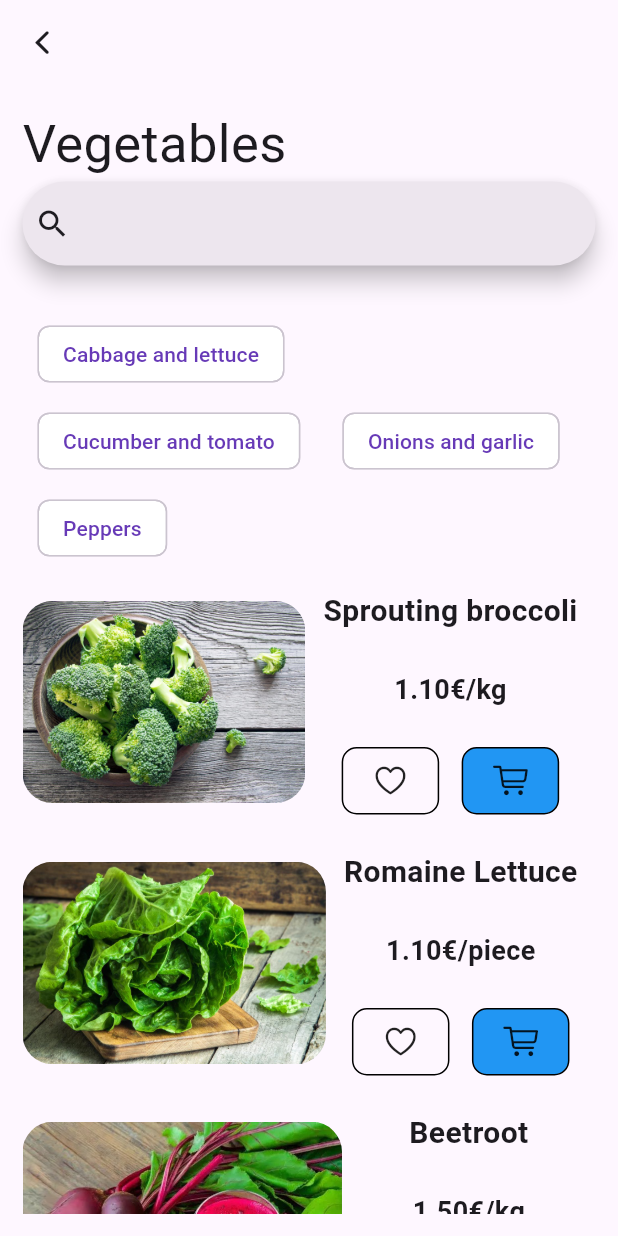
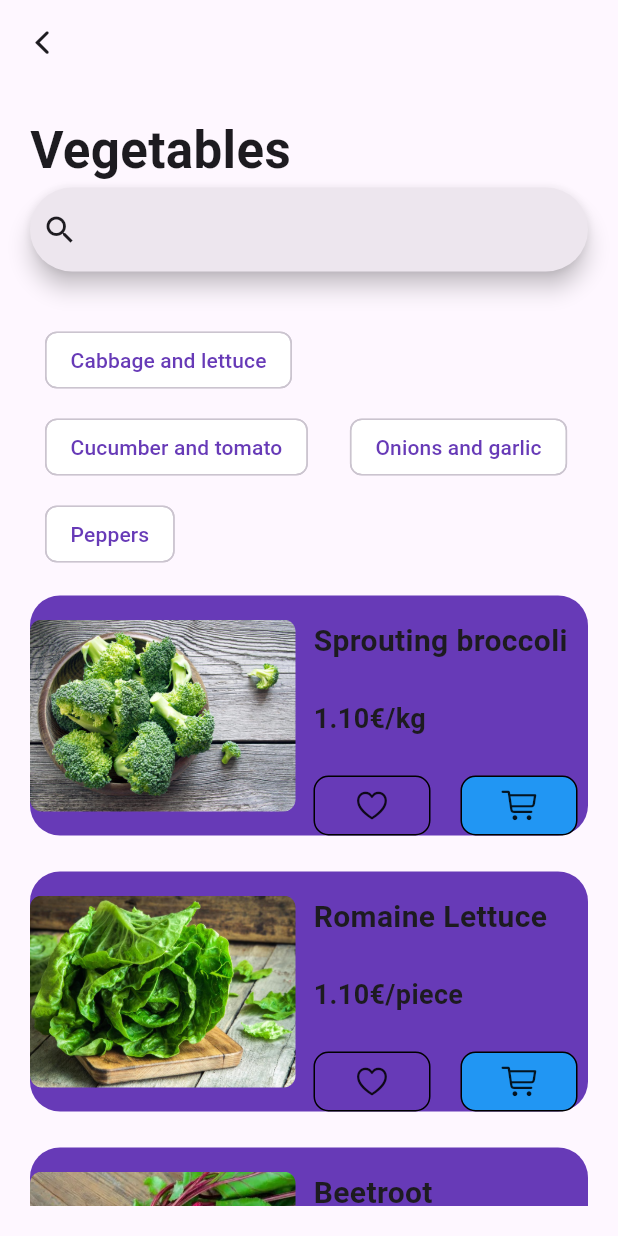
Before and after one commit to tanjilalom/Food-Delivery, a Flutter app: the Vegetables screen opened directly, on a phone screen of 412 x 824 dp. Run offline on Flutter 3.47's test engine with Material 3 defaults, Android fonts, the phone set to English and light mode, and no system bars; our stand-ins replace get.

Commit message:
design updated

```diff
--- a/lib/screen/vegetables.dart
+++ b/lib/screen/vegetables.dart
@@ -23,13 +23,13 @@ class _VegetablesState extends State<Vegetables> {
         ),
       ),
       body: Padding(
-        padding: const EdgeInsets.all(15.0),
+        padding: const EdgeInsets.all(20.0),
         child: Column(
           crossAxisAlignment: CrossAxisAlignment.start,
           children: [
             Text(
               'Vegetables',
-              style: TextStyle(fontSize: 35),
+              style: TextStyle(fontSize: 34, fontWeight: FontWeight.w700),
             ),
             SearchBar(
               leading: Icon(Icons.search),
@@ -46,30 +46,29 @@ class _VegetablesState extends State<Vegetables> {
                   var itemname = vegetable[index];
                   return Padding(
                     padding: EdgeInsets.symmetric(vertical: 12),
-                    child: InkWell(
-                      onTap: () => Get.to(Veginfo()),
-                      borderRadius: BorderRadius.circular(8),
                     child: Container(
-                        height: 150,
+                      height: 160,
                       //color: Colors.purple[100],
                       decoration: BoxDecoration(
                         borderRadius: BorderRadius.circular(20),
+                        color: Colors.deepPurple
                       ),
                       child: Row(
                         children: [
-                            Expanded(
+                          InkWell(
+                            onTap: () => Get.to(Veginfo()),
                             child: ClipRRect(
-                                borderRadius: BorderRadius.circular(20), // Image border
+                              borderRadius: BorderRadius.circular(8), // Image border
                               child: SizedBox.fromSize(
-                                  child: Image.asset(itemname.image, fit: BoxFit.cover),
+                                child: Image.asset(itemname.image, fit: BoxFit.cover, height: 128, width: 177,),
                               ),
                             ),
                           ),
                           Padding(
-                              padding: const EdgeInsets.only(left: 12.0, right: 12.0),
+                            padding: EdgeInsets.only(top: 16, left: 12.0,),
                             child: Column(
-                                mainAxisAlignment:
-                                    MainAxisAlignment.spaceBetween,
+                              crossAxisAlignment: CrossAxisAlignment.start,
+                              mainAxisAlignment: MainAxisAlignment.spaceBetween,
                               children: [
                                 Text(
                                   itemname.name,
@@ -82,16 +81,11 @@ class _VegetablesState extends State<Vegetables> {
                                         fontWeight: FontWeight.w600,
                                         fontSize: 18)),
                                 Row(
+                                  mainAxisAlignment: MainAxisAlignment.spaceBetween,
                                   children: [
                                     Container(
-                                        height: 45,
-                                        child: Row(
-                                          mainAxisAlignment:
-                                              MainAxisAlignment.spaceAround,
-                                          children: [
-                                            Container(
-                                              height: 45,
-                                              width: 65,
+                                      height: 40,
+                                      width: 78,
                                       child: Icon(CupertinoIcons.heart),
                                       decoration: BoxDecoration(
                                           border: Border.all(
@@ -101,11 +95,11 @@ class _VegetablesState extends State<Vegetables> {
                                                   Radius.circular(10))),
                                     ),
                                     SizedBox(
-                                              width: 15,
+                                      width: 20,
                                     ),
                                     Container(
-                                              height: 45,
-                                              width: 65,
+                                      height: 40,
+                                      width: 78,
                                       child: Icon(CupertinoIcons.cart),
                                       decoration: BoxDecoration(
                                           color: Colors.blue,
@@ -116,15 +110,11 @@ class _VegetablesState extends State<Vegetables> {
                                                   Radius.circular(10))),
                                     ),
                                   ],
-                                        ),
-                                      ),
-                                    ],
                                 )
                               ],
                             ),
                           ),
                         ],
-                        ),
                       ),
                     ),
                   );
```
Also changed, not shown: lib/screen/categories.dart (+26 -12 lines). Lines whose indentation alone changed are shown as unchanged.
